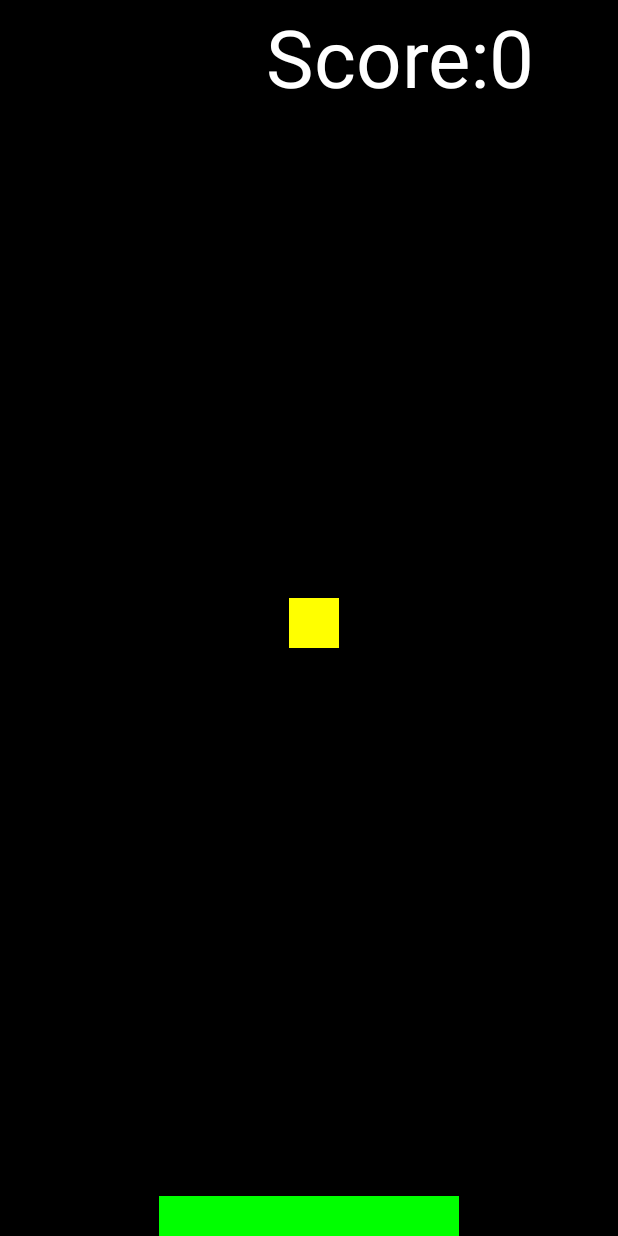
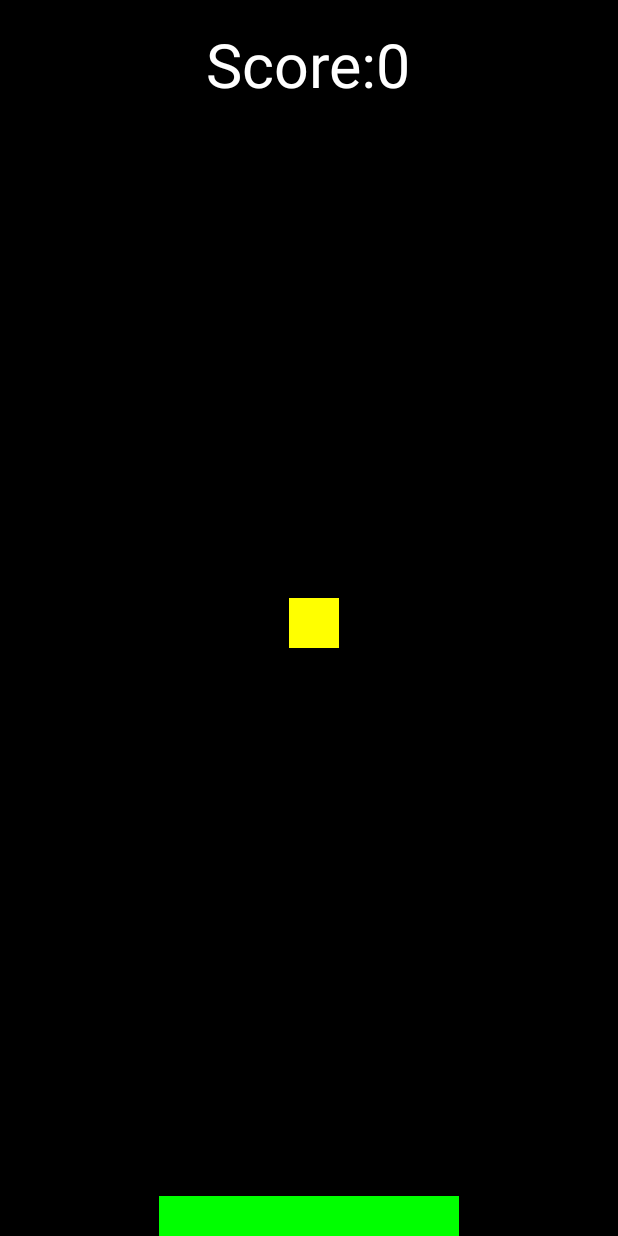
Before and after one commit to shivamgup0001/pong, an Android app: the screen it shows after launch (MainActivity), on a phone screen of 412 x 824 dp. Run offline under Robolectric (Android 15) with nearby library versions, the phone set to English and light mode, and no system bars.

Commit message:
fourth commit

```diff
--- a/app/src/main/java/com/example/pong/views/custom_view.java
+++ b/app/src/main/java/com/example/pong/views/custom_view.java
@@ -15,6 +15,7 @@ import android.media.MediaPlayer;
 import android.os.Build;
 import android.os.CountDownTimer;
 import android.util.AttributeSet;
+import android.util.DisplayMetrics;
 import android.view.MotionEvent;
 import android.view.SurfaceHolder;
 import android.view.SurfaceView;
@@ -24,6 +25,7 @@ import androidx.annotation.NonNull;
 import androidx.annotation.Nullable;
 import androidx.annotation.RequiresApi;
 
+import com.example.pong.MainActivity;
 import com.example.pong.R;
 import com.example.pong.SoundPlayer;
 
@@ -81,7 +83,9 @@ public class custom_view extends View {
         init (attrs);
     }
     private void init (@Nullable AttributeSet set){
-
+        DisplayMetrics displayMetrics = new DisplayMetrics();
+        ((MainActivity) getContext()).getWindowManager().getDefaultDisplay().getMetrics(displayMetrics);
+        int height = displayMetrics.heightPixels;
         rect=new Rect();
         rect1=new Rect();
         paint =new Paint();
@@ -92,10 +96,10 @@ public class custom_view extends View {
         paint3=new Paint();
 
         paint3.setColor(Color.WHITE);
-        paint3.setTextSize(80);
+        paint3.setTextSize((int)(height*0.05));
         paint3.setStyle(Paint.Style.FILL);
         paint2.setColor(Color.YELLOW);
-        paint2.setTextSize(120);
+        paint2.setTextSize((int)(height*0.07));
         paint2.setStyle(Paint.Style.FILL);
     }
 
@@ -117,7 +121,7 @@ public class custom_view extends View {
         canvas.drawColor(Color.BLACK);
         canvas.drawRect(rect, paint);
         canvas.drawRect(rect1, paint1);
-        canvas.drawText("Score:" + score, canvas.getWidth()/3+60, canvas.getHeight()/14, paint3);
+        canvas.drawText("Score:" + score, canvas.getWidth()/3, canvas.getHeight()/14, paint3);
         if (rect1.left < 0 || rect1.right >= canvas.getWidth())
         {
             x1 *= -1;
@@ -164,14 +168,14 @@ public class custom_view extends View {
             if(a<score) {
                 SharedPreferences.Editor myEdit = sh.edit();
                 myEdit.putInt("highscore", score);
-                canvas.drawText("High Score:" +score, canvas.getWidth()/4+40, canvas.getHeight()/6, paint3);
+                canvas.drawText("High Score:" +score, canvas.getWidth()/4-10, canvas.getHeight()/6, paint3);
                 myEdit.apply();
             }
             else
             {
-                canvas.drawText("High Score:" + a, canvas.getWidth()/4+40, canvas.getHeight()/6, paint3);
+                canvas.drawText("High Score:" + a, canvas.getWidth()/4-10, canvas.getHeight()/6, paint3);
             }
-            canvas.drawText("Game Over!", canvas.getWidth()/4-20, canvas.getHeight()/2, paint2);
+            canvas.drawText("Game Over !", canvas.getWidth()/4-70, canvas.getHeight()/2, paint2);
         }
 
         rect1.left += x1;
```
